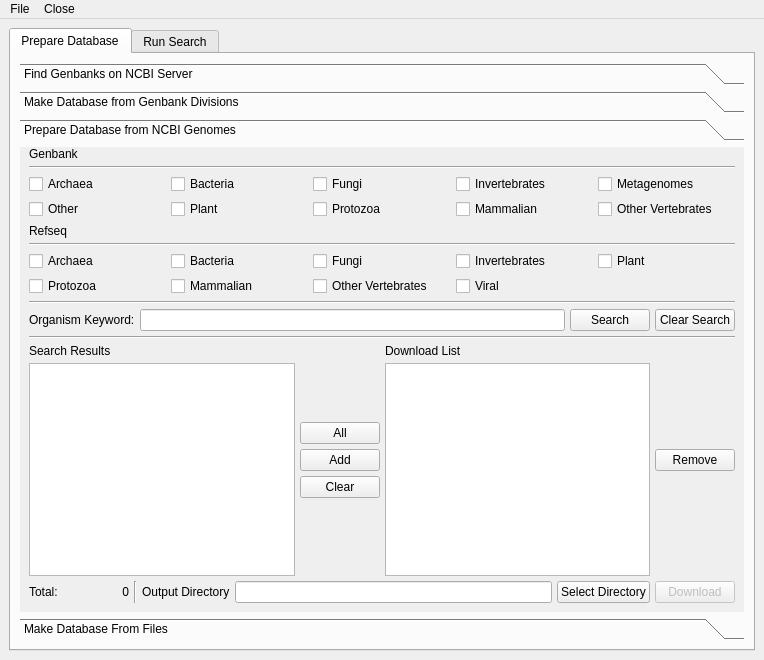
Before: the Qt Designer form guiGenbank.ui in emzodls/clusterArch, drawn with Qt 5.
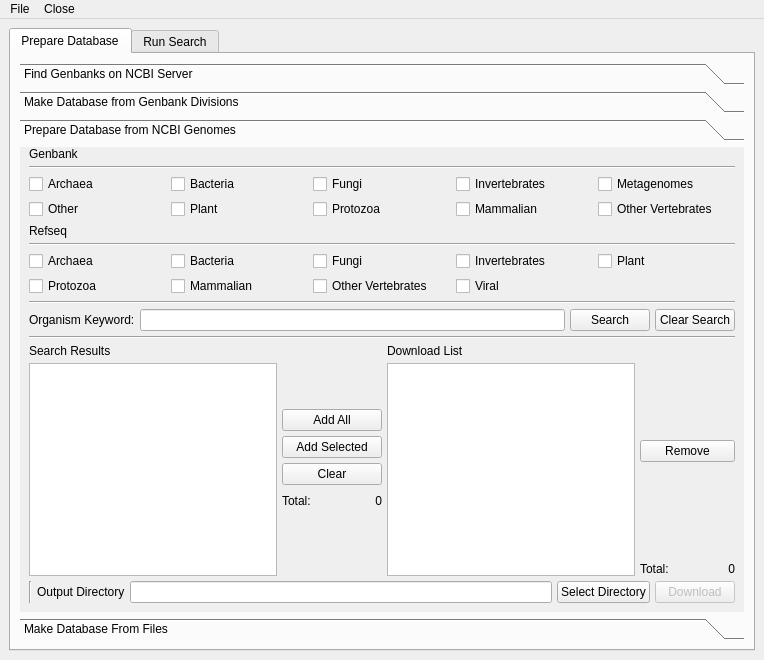
After: the same form once the commit is applied. The open tabs and pages were chosen to show the change.

Commit message: Functions to parse and download files from the NCBI genomes database. Need to link it to the gui to process the files now. Abort button doesn't work and crashes the program TO DO: 1. Genomes interface to download genomes - front end done back end not 2. Get genbanks from results files 3. HMM builder (?)

Patch:
```diff
--- a/guiGenbank.ui
+++ b/guiGenbank.ui
@@ -1000,7 +1000,10 @@
              </widget>
             </item>
             <item>
-             <layout class="QHBoxLayout" name="horizontalLayout_28">
+             <layout class="QHBoxLayout" name="horizontalLayout_28" stretch="0,2,0,0">
+              <property name="spacing">
+               <number>5</number>
+              </property>
               <item>
                <layout class="QVBoxLayout" name="verticalLayout_15">
                 <item>
@@ -1040,14 +1043,14 @@
                 <item>
                  <widget class="QPushButton" name="selectAllNcbiGenomeBtn">
                   <property name="text">
-                   <string>All</string>
+                   <string>Add All</string>
                   </property>
                  </widget>
                 </item>
                 <item>
                  <widget class="QPushButton" name="addNcbiGenomeBtn">
                   <property name="text">
-                   <string>Add</string>
+                   <string>Add Selected</string>
                   </property>
                  </widget>
                 </item>
@@ -1058,6 +1061,33 @@
                   </property>
                  </widget>
                 </item>
+                <item>
+                 <layout class="QHBoxLayout" name="horizontalLayout_29">
+                  <item>
+                   <widget class="QLabel" name="label_28">
+                    <property name="text">
+                     <string>Total:</string>
+                    </property>
+                   </widget>
+                  </item>
+                  <item>
+                   <widget class="QLabel" name="genomeSearchCtr">
+                    <property name="minimumSize">
+                     <size>
+                      <width>66</width>
+                      <height>21</height>
+                     </size>
+                    </property>
+                    <property name="text">
+                     <string>0</string>
+                    </property>
+                    <property name="alignment">
+                     <set>Qt::AlignRight|Qt::AlignTrailing|Qt::AlignVCenter</set>
+                    </property>
+                   </widget>
+                  </item>
+                 </layout>
+                </item>
                 <item>
                  <spacer name="verticalSpacer_2">
                   <property name="orientation">
@@ -1095,29 +1125,61 @@
                </layout>
               </item>
               <item>
+               <layout class="QVBoxLayout" name="verticalLayout_19">
+                <item>
+                 <spacer name="verticalSpacer_4">
+                  <property name="orientation">
+                   <enum>Qt::Vertical</enum>
+                  </property>
+                  <property name="sizeHint" stdset="0">
+                   <size>
+                    <width>20</width>
+                    <height>40</height>
+                   </size>
+                  </property>
+                 </spacer>
+                </item>
+                <item>
                <widget class="QPushButton" name="removeNcbiGenomeBtn">
                 <property name="text">
                  <string>Remove</string>
                 </property>
                </widget>
               </item>
-             </layout>
-            </item>
             <item>
-             <layout class="QHBoxLayout" name="horizontalLayout_23">
-              <item>
-               <widget class="QLabel" name="label_28">
-                <property name="text">
-                 <string>Total:</string>
-                </property>
-               </widget>
-              </item>
+                 <spacer name="verticalSpacer_5">
+                  <property name="orientation">
+                   <enum>Qt::Vertical</enum>
+                  </property>
+                  <property name="sizeHint" stdset="0">
+                   <size>
+                    <width>20</width>
+                    <height>40</height>
+                   </size>
+                  </property>
+                 </spacer>
+                </item>
+                <item>
+                 <layout class="QHBoxLayout" name="horizontalLayout_31">
               <item>
                <widget class="QLabel" name="label_27">
+                    <property name="text">
+                     <string>Total: </string>
+                    </property>
+                   </widget>
+                  </item>
+                  <item>
+                   <widget class="QLabel" name="genomeDlCtr">
                 <property name="minimumSize">
                  <size>
-                  <width>66</width>
-                  <height>21</height>
+                      <width>58</width>
+                      <height>0</height>
+                     </size>
+                    </property>
+                    <property name="maximumSize">
+                     <size>
+                      <width>58</width>
+                      <height>16777215</height>
                  </size>
                 </property>
                 <property name="text">
@@ -1128,6 +1190,14 @@
                 </property>
                </widget>
               </item>
+                 </layout>
+                </item>
+               </layout>
+              </item>
+             </layout>
+            </item>
+            <item>
+             <layout class="QHBoxLayout" name="horizontalLayout_23">
               <item>
                <widget class="Line" name="line_15">
                 <property name="orientation">
```
Left out of the diff: 6 changed lines with no effect on the pictures. Lines whose indentation alone changed are shown as unchanged. The commit also changes 4 other files.
